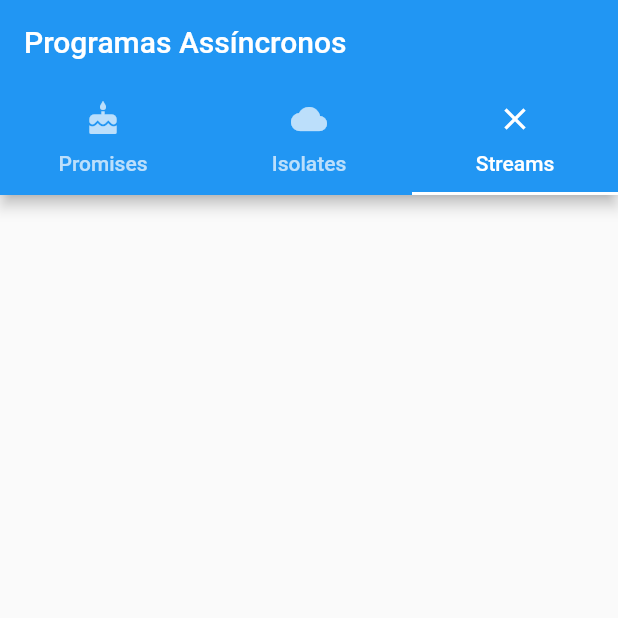
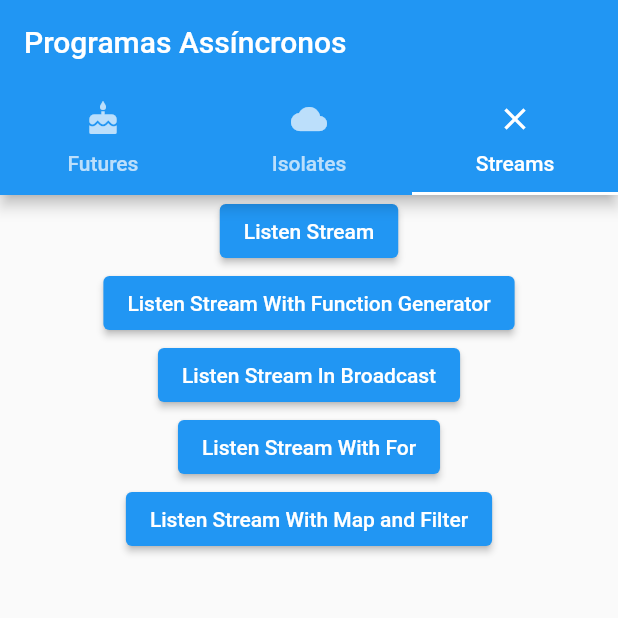
Before and after one commit to ulissesdias/si700_2021_s2, a Flutter app: the screen it shows after launch, tab 3 chosen, on a phone screen of 412 x 824 dp, the top half of it. Run offline on Flutter 3.47's test engine with Material 2 defaults, Android fonts, the phone set to English and light mode, and no system bars; our stand-ins replace bloc, flutter_bloc, sqflite; accounts and stored records are empty.

Commit message:
Fim da parte teórica sobre Streams

```diff
--- a/programas_assincronos_teoria/lib/view/layout/tab_bar_layout.dart
+++ b/programas_assincronos_teoria/lib/view/layout/tab_bar_layout.dart
@@ -13,7 +13,7 @@ class MyTabBarLayout extends StatelessWidget {
             title: Text("Programas Assíncronos"),
             bottom: TabBar(
               tabs: [
-                Tab(child: Text("Promises"), icon: Icon(Icons.cake)),
+                Tab(child: Text("Futures"), icon: Icon(Icons.cake)),
                 Tab(child: Text("Isolates"), icon: Icon(Icons.cloud)),
                 Tab(child: Text("Streams"), icon: Icon(Icons.close)),
               ],
--- a/programas_assincronos_teoria/lib/view/screens/streams_async_star.dart
+++ b/programas_assincronos_teoria/lib/view/screens/streams_async_star.dart
@@ -1,8 +1,120 @@
 import 'package:flutter/material.dart';
+import 'package:programas_assincronos_teoria/teoria/stream.dart';
 
 class StreamsAsyncStar extends StatelessWidget {
   @override
   Widget build(BuildContext context) {
-    return Container();
+    return Column(
+      children: [
+        generateListenButton(context),
+        generateListenButtonWithFunctionGenerator(context),
+        generateListenButtonInBroadcast(context),
+        generateListenButtonWithFor(context),
+        generateListenButtonWithMapAndFilder(context)
+      ],
+    );
+  }
+
+  Widget generateListenButton(context) {
+    return ElevatedButton(
+        onPressed: () async {
+          // Emissor começa a emitir
+          NumberStreamCreator numberStreamCreator = NumberStreamCreator();
+          Stream<int> numberStream = numberStreamCreator.stream;
+
+          await Future.delayed(Duration(seconds: 10));
+
+          numberStream.listen((data) {
+            ScaffoldMessenger.of(context)
+                .showSnackBar(generateSnackBar("Received: $data"));
+          });
+          // O código abaixo não funciona
+          //numberStream.listen((event) {});
+        },
+        child: Text("Listen Stream"));
+  }
+
+  Widget generateListenButtonWithFunctionGenerator(context) {
+    return ElevatedButton(
+        onPressed: () async {
+          // Emissor começa a emitir
+
+          Stream<int> numberStream = streamEnviaDados();
+
+          await Future.delayed(Duration(seconds: 10));
+
+          numberStream.listen((data) {
+            ScaffoldMessenger.of(context)
+                .showSnackBar(generateSnackBar("Received: $data"));
+          });
+        },
+        child: Text("Listen Stream With Function Generator"));
+  }
+
+  Widget generateListenButtonInBroadcast(context) {
+    return ElevatedButton(
+        onPressed: () async {
+          // Emissor começa a emitir
+          NumberStreamCreator numberStreamCreator = NumberStreamCreator();
+          Stream<int> numberStream =
+              numberStreamCreator.stream.asBroadcastStream();
+
+          numberStream.listen((data) {
+            ScaffoldMessenger.of(context)
+                .showSnackBar(generateSnackBar("Received1: $data"));
+          });
+
+          await Future.delayed(Duration(seconds: 10));
+
+          numberStream.listen((data) {
+            ScaffoldMessenger.of(context)
+                .showSnackBar(generateSnackBar("Received2: $data"));
+          });
+        },
+        child: Text("Listen Stream In Broadcast"));
+  }
+
+  Widget generateListenButtonWithFor(context) {
+    return ElevatedButton(
+        onPressed: () async {
+          // Emissor começa a emitir
+          NumberStreamCreator numberStreamCreator = NumberStreamCreator();
+          Stream<int> numberStream = numberStreamCreator.stream;
+
+          int total = 0;
+          await for (int value in numberStream) {
+            total += value;
+            ScaffoldMessenger.of(context).showSnackBar(
+                generateSnackBar("Recebido $value -- Soma: $total"));
+          }
+        },
+        child: Text("Listen Stream With For"));
+  }
+
+  Widget generateListenButtonWithMapAndFilder(context) {
+    return ElevatedButton(
+        onPressed: () async {
+          // Emissor começa a emitir
+          NumberStreamCreator numberStreamCreator = NumberStreamCreator();
+          Stream<int> numberStream = numberStreamCreator.stream;
+          Stream<int> filteredStream =
+              numberStream.where((data) => data % 2 == 0);
+          Stream<String> mappedStream = filteredStream
+              .map((data) => "$data ao quadrado é ${data * data}");
+
+          mappedStream.listen((data) {
+            ScaffoldMessenger.of(context)
+                .showSnackBar(generateSnackBar("Received: $data"));
+          });
+        },
+        child: Text("Listen Stream With Map and Filter"));
+  }
+
+  Widget generateSnackBar(String text) {
+    return SnackBar(
+      backgroundColor: Colors.orange,
+      duration: Duration(seconds: 1),
+      content: Text(text),
+    );
   }
 }
```
